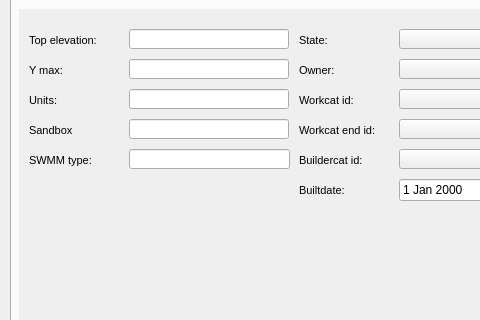
First picture: the form in ui/ud_man_gully.ui, repository Giswater/giswater_qgis_plugin, before the edit; both pictures show x 0 to 480 and y 119 to 439 of the 597 by 590 pixel window.
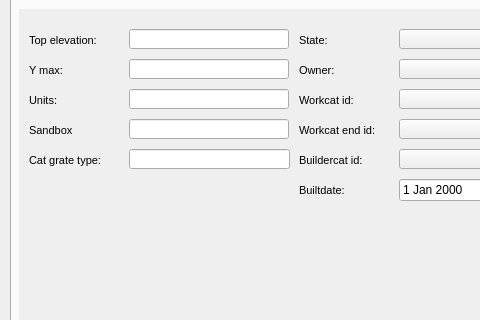
Second picture: the form after the edit. The open tabs and pages were chosen to show the change.

Commit message: Rename field on ud_man_gully

Patch:
```diff
--- a/ui/ud_man_gully.ui
+++ b/ui/ud_man_gully.ui
@@ -76,8 +76,8 @@
        <rect>
         <x>0</x>
         <y>0</y>
-        <width>98</width>
-        <height>28</height>
+        <width>560</width>
+        <height>339</height>
        </rect>
       </property>
       <attribute name="label">
@@ -513,7 +513,7 @@
         <enum>QFrame::Plain</enum>
        </property>
        <property name="text">
-        <string>SWMM type:</string>
+        <string>Cat grate type:</string>
        </property>
        <property name="textFormat">
         <enum>Qt::AutoText</enum>
```
Left out of the diff: 8 changed lines with no effect on the pictures.
